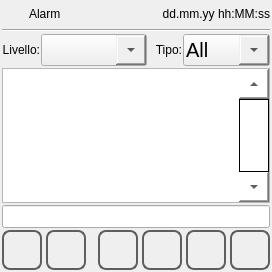
Before: the Qt Designer form qt_templates/ATCM-template-project/alarms.ui in MECTsrl/mect_plugins, drawn with Qt 5.
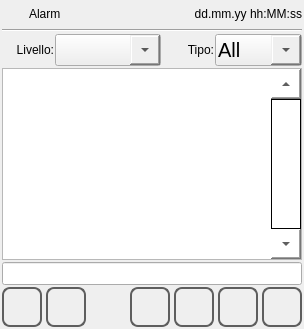
After: the same form once the commit is applied. Icons and pictures are not drawn.

The edit to the form file:
```diff
--- a/qt_templates/ATCM-template-project/alarms.ui
+++ b/qt_templates/ATCM-template-project/alarms.ui
@@ -6,8 +6,7 @@
    <rect>
     <x>0</x>
     <y>0</y>
-    <width>272</width>
-    <height>272</height>
+    %Model%
    </rect>
   </property>
   <property name="sizePolicy">
```
